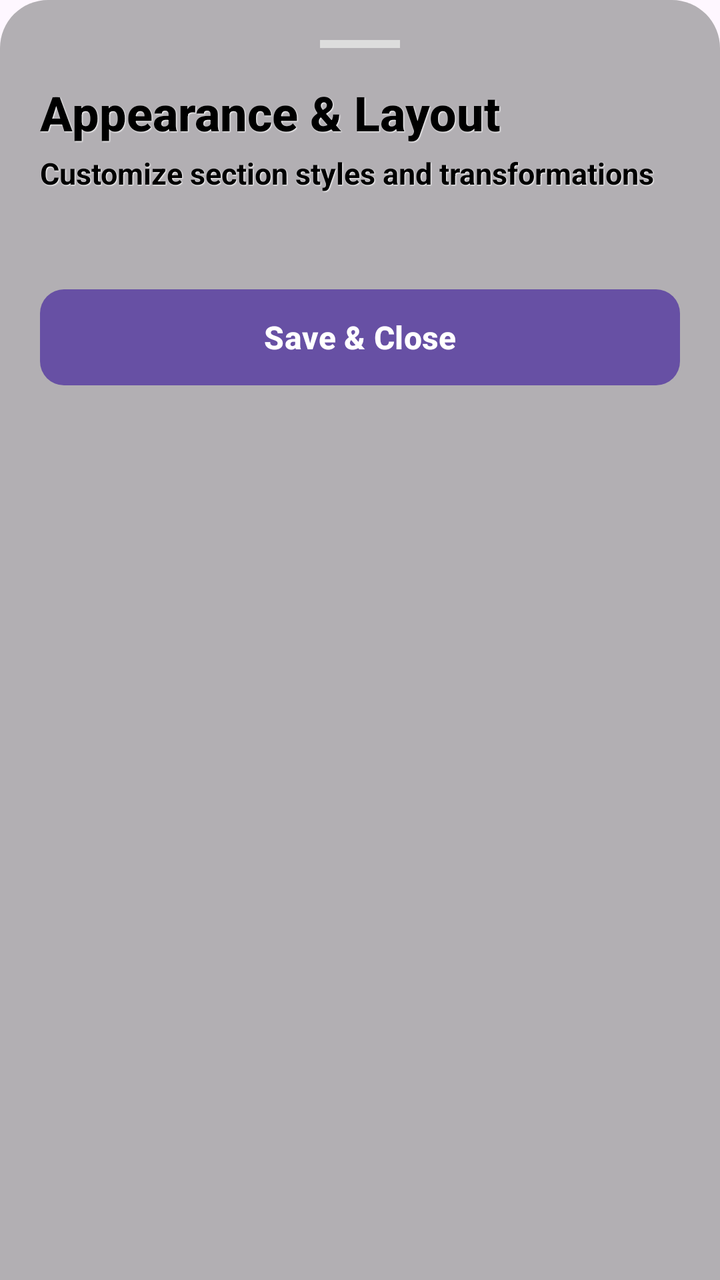
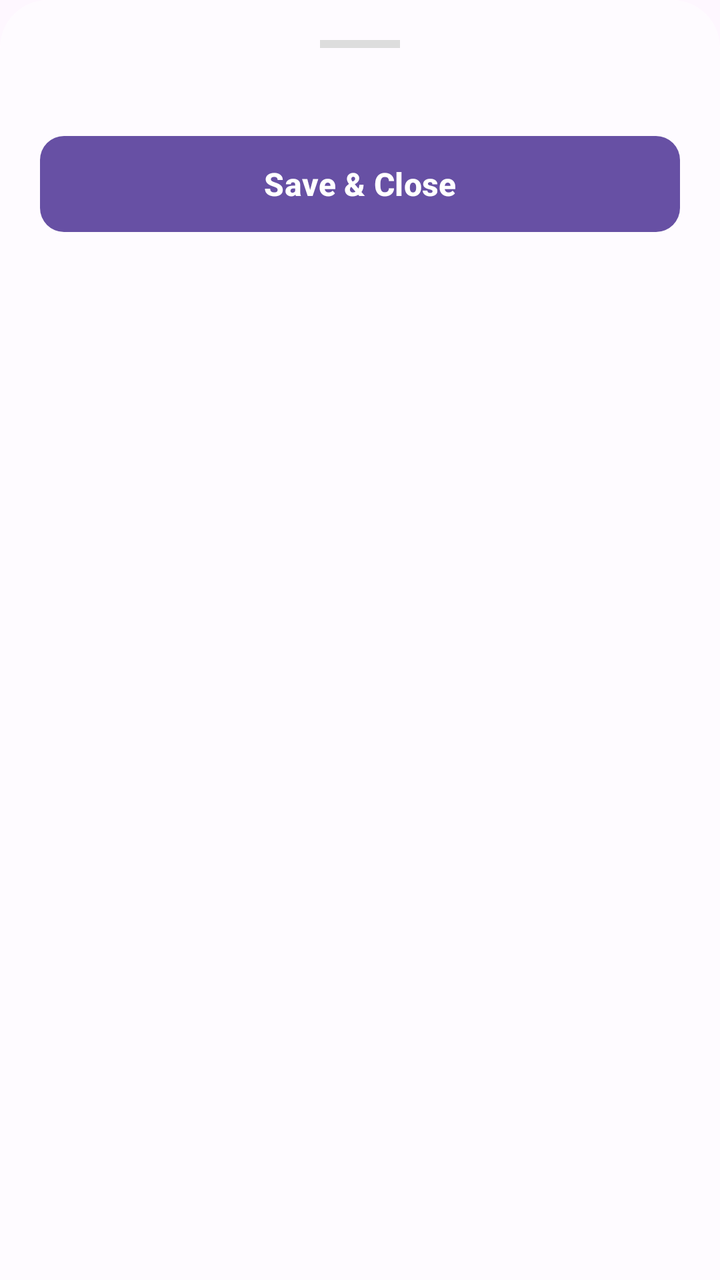

Two renders of the same Android screen: before a commit and after it. Below are the layout's source before the change and the commit's diff.
<!-- AndroidManifest.xml: application theme Theme.MyApplication -->
<!-- res/layout/dialog_section_backgrounds.xml -->
<LinearLayout xmlns:android="http://schemas.android.com/apk/res/android"
    xmlns:app="http://schemas.android.com/apk/res-auto" android:layout_width="match_parent" android:layout_height="wrap_content" android:orientation="vertical" android:padding="20dp" android:background="@drawable/shape_dialog_bg">

    <View android:layout_width="40dp" android:layout_height="4dp" android:layout_gravity="center_horizontal" android:background="#DDDDDD" android:layout_marginBottom="16dp"/>

    <TextView android:id="@+id/dialog_title" android:layout_width="match_parent" android:layout_height="wrap_content" android:text="Appearance &amp; Layout" android:textSize="24sp" android:textStyle="bold" android:textColor="#000000" android:fontFamily="sans-serif-medium" android:layout_marginBottom="4dp" android:shadowColor="#FFFFFF" android:shadowDx="1" android:shadowDy="1" android:shadowRadius="1" />

    <TextView android:layout_width="match_parent" android:layout_height="wrap_content" android:text="Customize section styles and transformations" android:textSize="15sp" android:textColor="#000000" android:textStyle="bold" android:layout_marginBottom="20dp" android:shadowColor="#FFFFFF" android:shadowDx="1" android:shadowDy="1" android:shadowRadius="1" />

    <androidx.recyclerview.widget.RecyclerView android:id="@+id/recycler_backgrounds" android:layout_width="match_parent" android:layout_height="wrap_content" android:maxHeight="500dp" android:clipToPadding="false" android:paddingBottom="8dp" android:scrollbars="none" />

    <com.google.android.material.button.MaterialButton android:id="@+id/btn_close" android:layout_width="match_parent" android:layout_height="56dp" android:text="Save &amp; Close" android:textAllCaps="false" android:textSize="16sp" android:textStyle="bold" app:cornerRadius="12dp" android:layout_marginTop="16dp" />

</LinearLayout>
<!-- resources referenced by this layout -->
<resources>
  <!-- drawable shape_dialog_bg (drawable) -->
  <?xml version="1.0" encoding="utf-8"?>
  <shape xmlns:android="http://schemas.android.com/apk/res/android" android:shape="rectangle">
      <solid android:color="#99808080" />
      <corners android:topLeftRadius="24dp" android:topRightRadius="24dp" />
  </shape>
  <style name="Theme.MyApplication" parent="Base.Theme.MyApplication" />
  <style name="Base.Theme.MyApplication" parent="Theme.Material3.DayNight.NoActionBar">
          
          
      </style>
</resources>

<!-- the commit's change to res/layout/dialog_section_backgrounds.xml (unified diff, before → after) -->
@@ -1,11 +1,9 @@
 <LinearLayout xmlns:android="http://schemas.android.com/apk/res/android"
-    xmlns:app="http://schemas.android.com/apk/res-auto" android:layout_width="match_parent" android:layout_height="wrap_content" android:orientation="vertical" android:padding="20dp" android:background="@drawable/shape_dialog_bg">
+    xmlns:app="http://schemas.android.com/apk/res-auto" android:layout_width="match_parent" android:layout_height="wrap_content" android:orientation="vertical" android:padding="20dp" android:background="@drawable/shape_dialog_bg" android:backgroundTint="#FFFFFF">
 
     <View android:layout_width="40dp" android:layout_height="4dp" android:layout_gravity="center_horizontal" android:background="#DDDDDD" android:layout_marginBottom="16dp"/>
 
-    <TextView android:id="@+id/dialog_title" android:layout_width="match_parent" android:layout_height="wrap_content" android:text="Appearance &amp; Layout" android:textSize="24sp" android:textStyle="bold" android:textColor="#000000" android:fontFamily="sans-serif-medium" android:layout_marginBottom="4dp" android:shadowColor="#FFFFFF" android:shadowDx="1" android:shadowDy="1" android:shadowRadius="1" />
 
-    <TextView android:layout_width="match_parent" android:layout_height="wrap_content" android:text="Customize section styles and transformations" android:textSize="15sp" android:textColor="#000000" android:textStyle="bold" android:layout_marginBottom="20dp" android:shadowColor="#FFFFFF" android:shadowDx="1" android:shadowDy="1" android:shadowRadius="1" />
 
     <androidx.recyclerview.widget.RecyclerView android:id="@+id/recycler_backgrounds" android:layout_width="match_parent" android:layout_height="wrap_content" android:maxHeight="500dp" android:clipToPadding="false" android:paddingBottom="8dp" android:scrollbars="none" />
 
